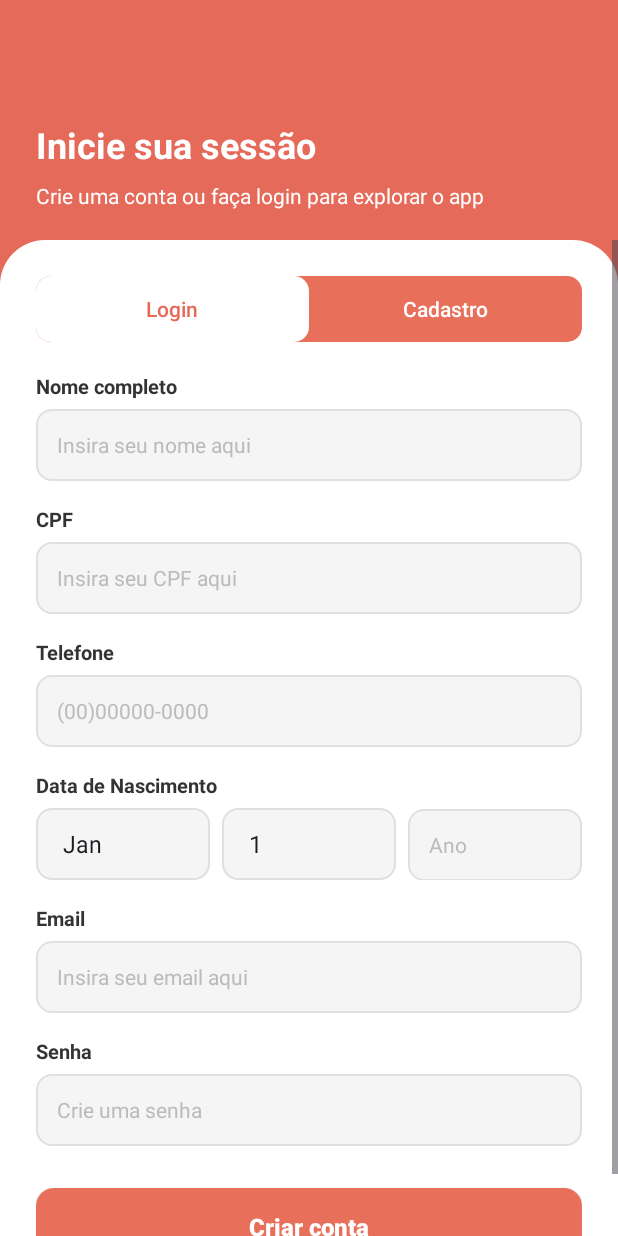
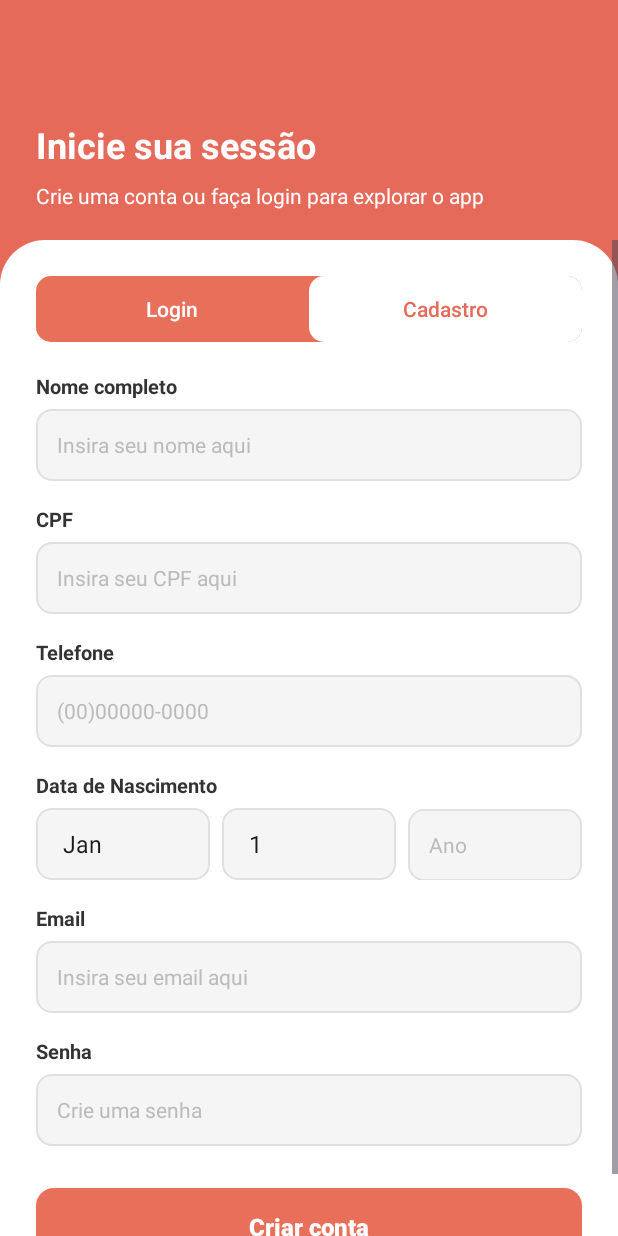
Before and after one commit to 2026-1-NCC3/Projeto5, an Android app: the CadastroActivity screen opened directly, with no data from a screen before it, on a phone screen of 412 x 824 dp. Run offline under Robolectric (Android 15) with nearby library versions, the light colour scheme and no system bars; 1 statement that could not run was skipped.

Commit message:
configurando navegação do botão login/cadastro

```diff
--- a/src/mobile/app/src/main/java/com/example/mayarpgapp/CadastroActivity.java
+++ b/src/mobile/app/src/main/java/com/example/mayarpgapp/CadastroActivity.java
@@ -8,6 +8,7 @@ import retrofit2.Call;
 import retrofit2.Callback;
 import retrofit2.Response;
 
+import android.content.Intent;
 import android.os.Bundle;
 import android.widget.ArrayAdapter;
 import android.widget.EditText;
@@ -43,6 +44,13 @@ public class CadastroActivity extends AppCompatActivity {
         configurarSpinners();
 
         btnCriarConta.setOnClickListener(v -> cadastrar());
+
+        AppCompatButton btnLogin = findViewById(R.id.btnLogin);
+
+        btnLogin.setOnClickListener(view -> {
+            Intent intent = new Intent(CadastroActivity.this,LoginActivity.class);
+            startActivity(intent);
+        });
     }
 
     private void configurarSpinners() {
--- a/src/mobile/app/src/main/res/layout/activity_cadastro.xml
+++ b/src/mobile/app/src/main/res/layout/activity_cadastro.xml
@@ -57,17 +57,15 @@
                 android:layout_marginBottom="20dp">
 
                 <androidx.appcompat.widget.AppCompatButton
-                    android:id="@+id/btnLogin"
+                    android:id="@+id/btnLogin1"
                     android:layout_width="0dp"
                     android:layout_height="match_parent"
                     android:layout_weight="1"
                     android:text="Login"
                     android:textAllCaps="false"
-                    android:textColor="@color/salmon"
-                    android:textSize="14sp"
-                    android:background="@drawable/bg_toggle_selected"
-                    android:backgroundTint="@null"
-                    android:elevation="2dp"/>
+                    android:textColor="@color/white"
+                    android:background="@android:color/transparent"
+                    android:backgroundTint="@null" />
 
                 <androidx.appcompat.widget.AppCompatButton
                     android:id="@+id/btnCadastro"
@@ -76,10 +74,9 @@
                     android:layout_weight="1"
                     android:text="Cadastro"
                     android:textAllCaps="false"
-                    android:textColor="#FFFFFF"
-                    android:textSize="14sp"
-                    android:background="@android:color/transparent"
-                    android:backgroundTint="@null"/>
+                    android:textColor="@color/salmon"
+                    android:background="@drawable/bg_toggle_selected"
+                    android:backgroundTint="@null" />
 
             </LinearLayout>
 
```
Also changed, not shown: src/mobile/app/src/main/java/com/example/mayarpgapp/LoginActivity.java (+9 -0 lines).
